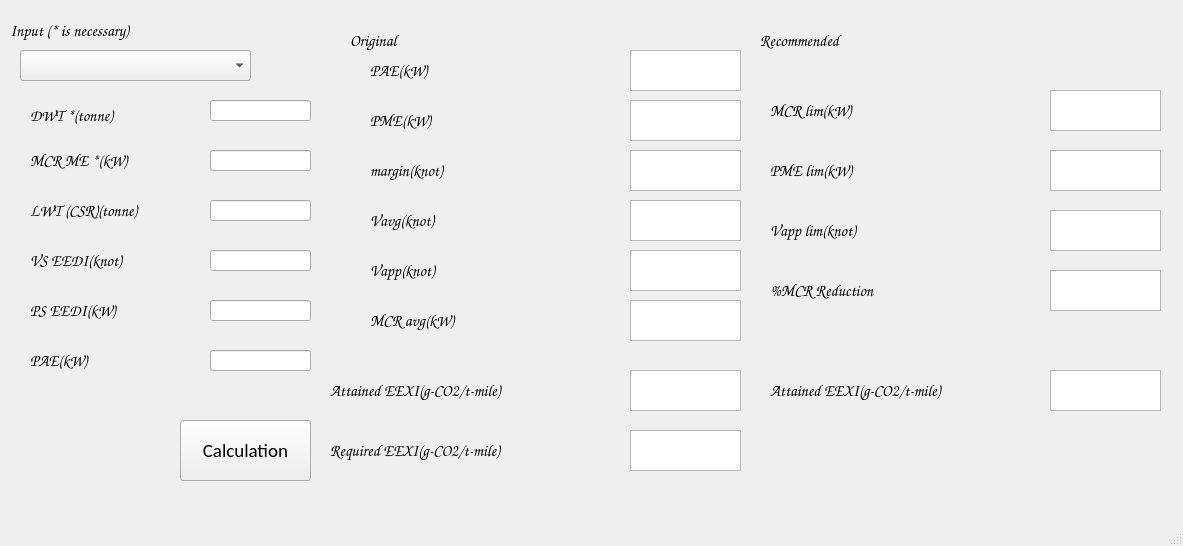
The window that untitled.ui (ychins1340/EEXIcalculator) describes before a commit, drawn with Qt 5.
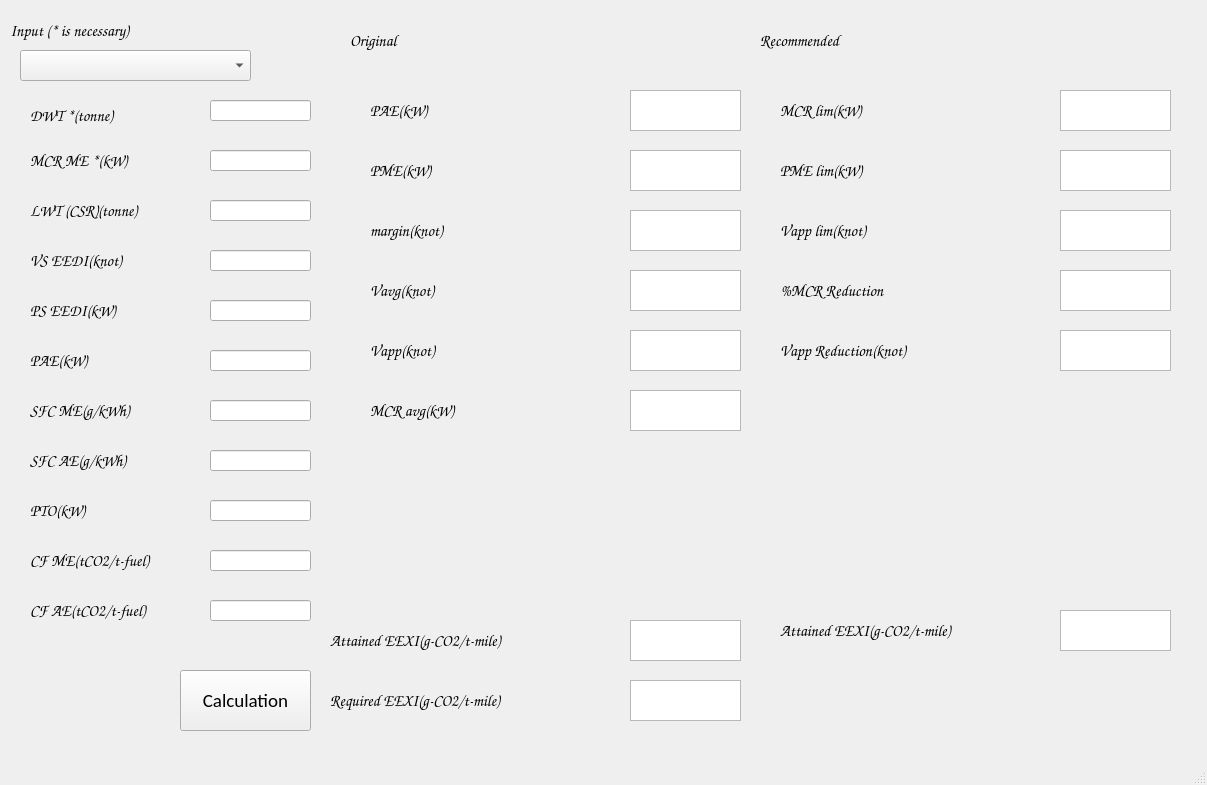
The same window after the commit. Icons and pictures are not drawn.

Patch:
```diff
--- a/untitled.ui
+++ b/untitled.ui
@@ -6,8 +6,8 @@
    <rect>
     <x>0</x>
     <y>0</y>
-    <width>1183</width>
-    <height>546</height>
+    <width>1207</width>
+    <height>785</height>
    </rect>
   </property>
   <property name="font">
@@ -23,7 +23,7 @@
     <property name="geometry">
      <rect>
       <x>630</x>
-      <y>370</y>
+      <y>620</y>
       <width>111</width>
       <height>41</height>
      </rect>
@@ -31,7 +31,7 @@
     <property name="font">
      <font>
       <family>Arial</family>
-      <pointsize>11</pointsize>
+      <pointsize>10</pointsize>
      </font>
     </property>
    </widget>
@@ -39,7 +39,7 @@
     <property name="geometry">
      <rect>
       <x>330</x>
-      <y>370</y>
+      <y>620</y>
       <width>291</width>
       <height>41</height>
      </rect>
@@ -60,14 +60,14 @@
       <x>20</x>
       <y>40</y>
       <width>301</width>
-      <height>451</height>
+      <height>701</height>
      </rect>
     </property>
     <widget class="QPushButton" name="pushButton">
      <property name="geometry">
       <rect>
        <x>160</x>
-       <y>380</y>
+       <y>630</y>
        <width>131</width>
        <height>61</height>
       </rect>
@@ -284,7 +284,7 @@
       <rect>
        <x>10</x>
        <y>300</y>
-       <width>151</width>
+       <width>171</width>
        <height>41</height>
       </rect>
      </property>
@@ -317,6 +317,196 @@
       <string/>
      </property>
     </widget>
+    <widget class="QLabel" name="label_25">
+     <property name="geometry">
+      <rect>
+       <x>10</x>
+       <y>350</y>
+       <width>181</width>
+       <height>41</height>
+      </rect>
+     </property>
+     <property name="font">
+      <font>
+       <family>Comic Sans MS</family>
+       <pointsize>12</pointsize>
+      </font>
+     </property>
+     <property name="text">
+      <string>SFC ME(g/kWh)</string>
+     </property>
+    </widget>
+    <widget class="QLabel" name="label_26">
+     <property name="geometry">
+      <rect>
+       <x>10</x>
+       <y>400</y>
+       <width>181</width>
+       <height>41</height>
+      </rect>
+     </property>
+     <property name="font">
+      <font>
+       <family>Comic Sans MS</family>
+       <pointsize>12</pointsize>
+      </font>
+     </property>
+     <property name="text">
+      <string>SFC AE(g/kWh)</string>
+     </property>
+    </widget>
+    <widget class="QLineEdit" name="SFC_ME_in">
+     <property name="geometry">
+      <rect>
+       <x>190</x>
+       <y>360</y>
+       <width>101</width>
+       <height>21</height>
+      </rect>
+     </property>
+     <property name="font">
+      <font>
+       <family>Arial</family>
+       <pointsize>11</pointsize>
+      </font>
+     </property>
+     <property name="text">
+      <string/>
+     </property>
+    </widget>
+    <widget class="QLineEdit" name="SFC_AE_in">
+     <property name="geometry">
+      <rect>
+       <x>190</x>
+       <y>410</y>
+       <width>101</width>
+       <height>21</height>
+      </rect>
+     </property>
+     <property name="font">
+      <font>
+       <family>Arial</family>
+       <pointsize>11</pointsize>
+      </font>
+     </property>
+     <property name="text">
+      <string/>
+     </property>
+    </widget>
+    <widget class="QLabel" name="label_27">
+     <property name="geometry">
+      <rect>
+       <x>10</x>
+       <y>450</y>
+       <width>181</width>
+       <height>41</height>
+      </rect>
+     </property>
+     <property name="font">
+      <font>
+       <family>Comic Sans MS</family>
+       <pointsize>12</pointsize>
+      </font>
+     </property>
+     <property name="text">
+      <string>PTO(kW)</string>
+     </property>
+    </widget>
+    <widget class="QLineEdit" name="PTO_in">
+     <property name="geometry">
+      <rect>
+       <x>190</x>
+       <y>460</y>
+       <width>101</width>
+       <height>21</height>
+      </rect>
+     </property>
+     <property name="font">
+      <font>
+       <family>Arial</family>
+       <pointsize>11</pointsize>
+      </font>
+     </property>
+     <property name="text">
+      <string/>
+     </property>
+    </widget>
+    <widget class="QLabel" name="label_28">
+     <property name="geometry">
+      <rect>
+       <x>10</x>
+       <y>500</y>
+       <width>181</width>
+       <height>41</height>
+      </rect>
+     </property>
+     <property name="font">
+      <font>
+       <family>Comic Sans MS</family>
+       <pointsize>12</pointsize>
+      </font>
+     </property>
+     <property name="text">
+      <string>CF ME(tCO2/t-fuel)</string>
+     </property>
+    </widget>
+    <widget class="QLineEdit" name="CF_ME_in">
+     <property name="geometry">
+      <rect>
+       <x>190</x>
+       <y>510</y>
+       <width>101</width>
+       <height>21</height>
+      </rect>
+     </property>
+     <property name="font">
+      <font>
+       <family>Arial</family>
+       <pointsize>11</pointsize>
+      </font>
+     </property>
+     <property name="text">
+      <string/>
+     </property>
+    </widget>
+    <widget class="QLineEdit" name="CF_AE_in">
+     <property name="geometry">
+      <rect>
+       <x>190</x>
+       <y>560</y>
+       <width>101</width>
+       <height>21</height>
+      </rect>
+     </property>
+     <property name="font">
+      <font>
+       <family>Arial</family>
+       <pointsize>11</pointsize>
+      </font>
+     </property>
+     <property name="text">
+      <string/>
+     </property>
+    </widget>
+    <widget class="QLabel" name="label_29">
+     <property name="geometry">
+      <rect>
+       <x>10</x>
+       <y>550</y>
+       <width>181</width>
+       <height>41</height>
+      </rect>
+     </property>
+     <property name="font">
+      <font>
+       <family>Comic Sans MS</family>
+       <pointsize>12</pointsize>
+      </font>
+     </property>
+     <property name="text">
+      <string>CF AE(tCO2/t-fuel)</string>
+     </property>
+    </widget>
    </widget>
    <widget class="QWidget" name="widget_2" native="true">
     <property name="geometry">
@@ -324,14 +514,14 @@
       <x>350</x>
       <y>40</y>
       <width>401</width>
-      <height>311</height>
+      <height>451</height>
      </rect>
     </property>
     <widget class="QTextBrowser" name="Vappt">
      <property name="geometry">
       <rect>
        <x>280</x>
-       <y>210</y>
+       <y>290</y>
        <width>111</width>
        <height>41</height>
       </rect>
@@ -339,7 +529,7 @@
      <property name="font">
       <font>
        <family>Arial</family>
-       <pointsize>11</pointsize>
+       <pointsize>10</pointsize>
       </font>
      </property>
     </widget>
@@ -347,8 +537,8 @@
      <property name="geometry">
       <rect>
        <x>20</x>
-       <y>260</y>
-       <width>161</width>
+       <y>350</y>
+       <width>251</width>
        <height>41</height>
       </rect>
      </property>
@@ -366,7 +556,7 @@
      <property name="geometry">
       <rect>
        <x>280</x>
-       <y>160</y>
+       <y>230</y>
        <width>111</width>
        <height>41</height>
       </rect>
@@ -382,7 +572,7 @@
      <property name="geometry">
       <rect>
        <x>280</x>
-       <y>260</y>
+       <y>350</y>
        <width>111</width>
        <height>41</height>
       </rect>
@@ -390,7 +580,7 @@
      <property name="font">
       <font>
        <family>Arial</family>
-       <pointsize>11</pointsize>
+       <pointsize>10</pointsize>
       </font>
      </property>
     </widget>
@@ -398,8 +588,8 @@
      <property name="geometry">
       <rect>
        <x>20</x>
-       <y>210</y>
-       <width>121</width>
+       <y>290</y>
+       <width>261</width>
        <height>41</height>
       </rect>
      </property>
@@ -417,8 +607,8 @@
      <property name="geometry">
       <rect>
        <x>20</x>
-       <y>160</y>
-       <width>161</width>
+       <y>230</y>
+       <width>261</width>
        <height>41</height>
       </rect>
      </property>
@@ -436,8 +626,8 @@
      <property name="geometry">
       <rect>
        <x>20</x>
-       <y>110</y>
-       <width>161</width>
+       <y>170</y>
+       <width>261</width>
        <height>41</height>
       </rect>
      </property>
@@ -455,8 +645,8 @@
      <property name="geometry">
       <rect>
        <x>20</x>
-       <y>60</y>
-       <width>151</width>
+       <y>110</y>
+       <width>261</width>
        <height>41</height>
       </rect>
      </property>
@@ -474,8 +664,8 @@
      <property name="geometry">
       <rect>
        <x>20</x>
-       <y>10</y>
-       <width>151</width>
+       <y>50</y>
+       <width>261</width>
        <height>41</height>
       </rect>
      </property>
@@ -493,7 +683,7 @@
      <property name="geometry">
       <rect>
        <x>280</x>
-       <y>60</y>
+       <y>110</y>
        <width>111</width>
        <height>41</height>
       </rect>
@@ -509,7 +699,7 @@
      <property name="geometry">
       <rect>
        <x>280</x>
-       <y>10</y>
+       <y>50</y>
        <width>111</width>
        <height>41</height>
       </rect>
@@ -525,7 +715,7 @@
      <property name="geometry">
       <rect>
        <x>280</x>
-       <y>110</y>
+       <y>170</y>
        <width>111</width>
        <height>41</height>
       </rect>
@@ -542,7 +732,7 @@
     <property name="geometry">
      <rect>
       <x>330</x>
-      <y>430</y>
+      <y>680</y>
       <width>291</width>
       <height>41</height>
      </rect>
@@ -561,7 +751,7 @@
     <property name="geometry">
      <rect>
       <x>630</x>
-      <y>430</y>
+      <y>680</y>
       <width>111</width>
       <height>41</height>
      </rect>
@@ -569,17 +759,17 @@
     <property name="font">
      <font>
       <family>Arial</family>
-      <pointsize>11</pointsize>
+      <pointsize>10</pointsize>
      </font>
     </property>
    </widget>
    <widget class="QWidget" name="widget_3" native="true">
     <property name="geometry">
      <rect>
-      <x>760</x>
+      <x>770</x>
       <y>40</y>
       <width>411</width>
-      <height>461</height>
+      <height>701</height>
      </rect>
     </property>
     <property name="font">
@@ -591,7 +781,7 @@
      <property name="geometry">
       <rect>
        <x>10</x>
-       <y>330</y>
+       <y>570</y>
        <width>271</width>
        <height>41</height>
       </rect>
@@ -610,7 +800,7 @@
      <property name="geometry">
       <rect>
        <x>290</x>
-       <y>330</y>
+       <y>570</y>
        <width>111</width>
        <height>41</height>
       </rect>
@@ -618,7 +808,7 @@
      <property name="font">
       <font>
        <family>Arial</family>
-       <pointsize>11</pointsize>
+       <pointsize>10</pointsize>
       </font>
      </property>
     </widget>
@@ -653,7 +843,7 @@
      <property name="font">
       <font>
        <family>Arial</family>
-       <pointsize>11</pointsize>
+       <pointsize>10</pointsize>
       </font>
      </property>
     </widget>
@@ -688,7 +878,7 @@
      <property name="font">
       <font>
        <family>Arial</family>
-       <pointsize>11</pointsize>
+       <pointsize>10</pointsize>
       </font>
      </property>
     </widget>
@@ -723,7 +913,7 @@
      <property name="font">
       <font>
        <family>Arial</family>
-       <pointsize>11</pointsize>
+       <pointsize>10</pointsize>
       </font>
      </property>
     </widget>
@@ -732,7 +922,7 @@
       <rect>
        <x>10</x>
        <y>230</y>
-       <width>151</width>
+       <width>281</width>
        <height>41</height>
       </rect>
      </property>
@@ -758,7 +948,7 @@
      <property name="font">
       <font>
        <family>Arial</family>
-       <pointsize>11</pointsize>
+       <pointsize>10</pointsize>
       </font>
      </property>
     </widget>
@@ -766,7 +956,7 @@
      <property name="geometry">
       <rect>
        <x>110</x>
-       <y>410</y>
+       <y>640</y>
        <width>291</width>
        <height>41</height>
       </rect>
@@ -781,6 +971,41 @@
       <bool>true</bool>
      </property>
     </widget>
+    <widget class="QLabel" name="label_30">
+     <property name="geometry">
+      <rect>
+       <x>10</x>
+       <y>290</y>
+       <width>271</width>
+       <height>41</height>
+      </rect>
+     </property>
+     <property name="font">
+      <font>
+       <family>Comic Sans MS</family>
+       <pointsize>12</pointsize>
+      </font>
+     </property>
+     <property name="text">
+      <string>Vapp Reduction(knot)</string>
+     </property>
+    </widget>
+    <widget class="QTextBrowser" name="Vapp_reduction">
+     <property name="geometry">
+      <rect>
+       <x>290</x>
+       <y>290</y>
+       <width>111</width>
+       <height>41</height>
+      </rect>
+     </property>
+     <property name="font">
+      <font>
+       <family>Arial</family>
+       <pointsize>10</pointsize>
+      </font>
+     </property>
+    </widget>
    </widget>
    <widget class="QLabel" name="label_16">
     <property name="geometry">
```
Left out of the diff: 4 changed lines with no effect on the pictures.
